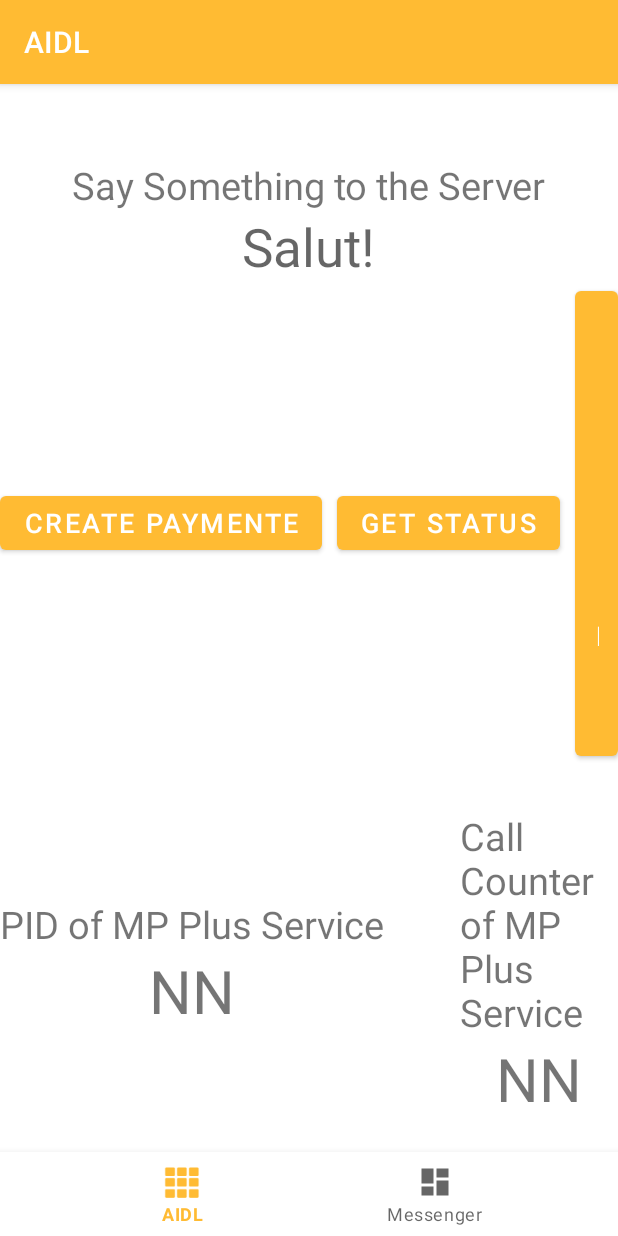
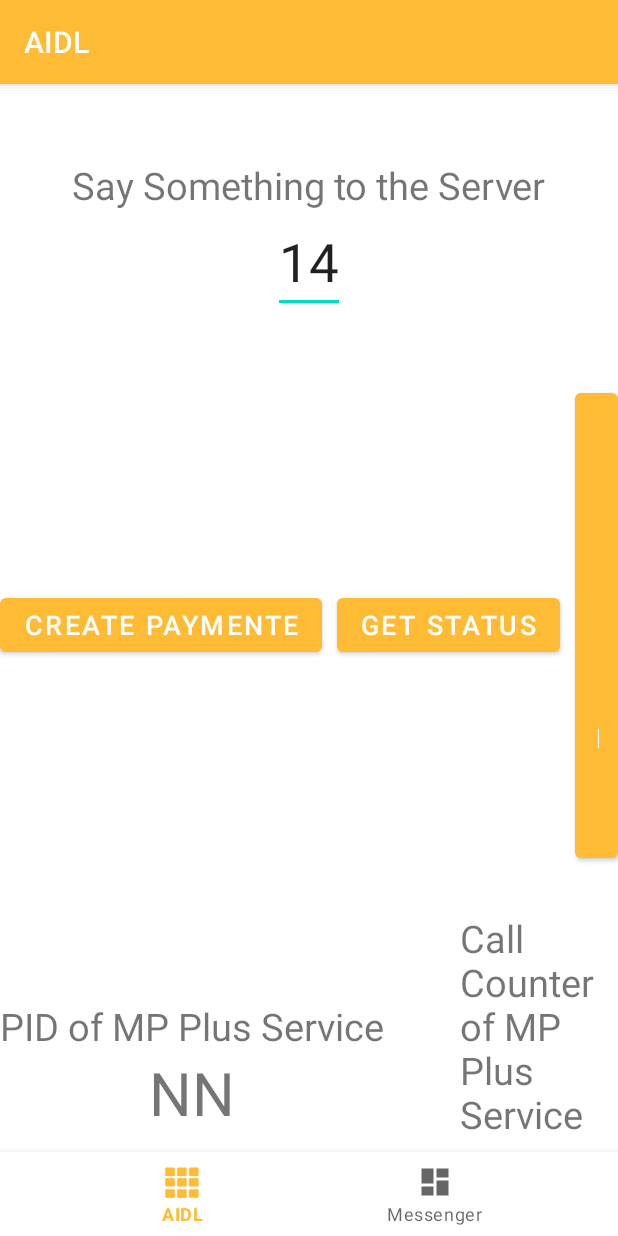
Before and after one commit to nmahnic/IPCClienteTester, an Android app: the screen it shows after launch (MainActivity), on a phone screen of 412 x 824 dp. Run offline under Robolectric (Android 15) with nearby library versions, the phone set to English and light mode, and no system bars; our stand-ins replace navigation-ui.

Commit message:
add textview and editText

```diff
--- a/app/src/main/res/layout/fragment_aidl.xml
+++ b/app/src/main/res/layout/fragment_aidl.xml
@@ -13,11 +13,19 @@
         android:text="@string/say_something_to_server"
         android:textSize="25sp" />
 
-    <TextView
-        android:id="@+id/tv_client_data"
+    <EditText
+        android:id="@+id/edt_externalRef"
         android:layout_width="wrap_content"
         android:layout_height="wrap_content"
-        android:hint="@string/salut"
+        android:text="@string/salut"
+        android:textAlignment="center"
+        android:inputType="number"
+        android:textSize="35sp" />
+
+    <TextView
+        android:id="@+id/tv_externalRef"
+        android:layout_width="wrap_content"
+        android:layout_height="wrap_content"
         android:textAlignment="center"
         android:textSize="35sp" />
 
--- a/app/src/main/res/values/strings.xml
+++ b/app/src/main/res/values/strings.xml
@@ -5,7 +5,7 @@
     <string name="connect">Connect</string>
     <string name="disconnect">Disconnect</string>
     <string name="say_something_to_server">Say Something to the Server</string>
-    <string name="salut">Salut!</string>
+    <string name="salut">14</string>
     <string name="title_aidl">AIDL</string>
     <string name="title_messenger">Messenger</string>
     <string name="connect_via_messenger">Send Intent</string>
```
Also changed, not shown: app/src/main/java/com/pds/ipcclient/ui/aidl/AidlFragment.kt (+5 -4 lines).
